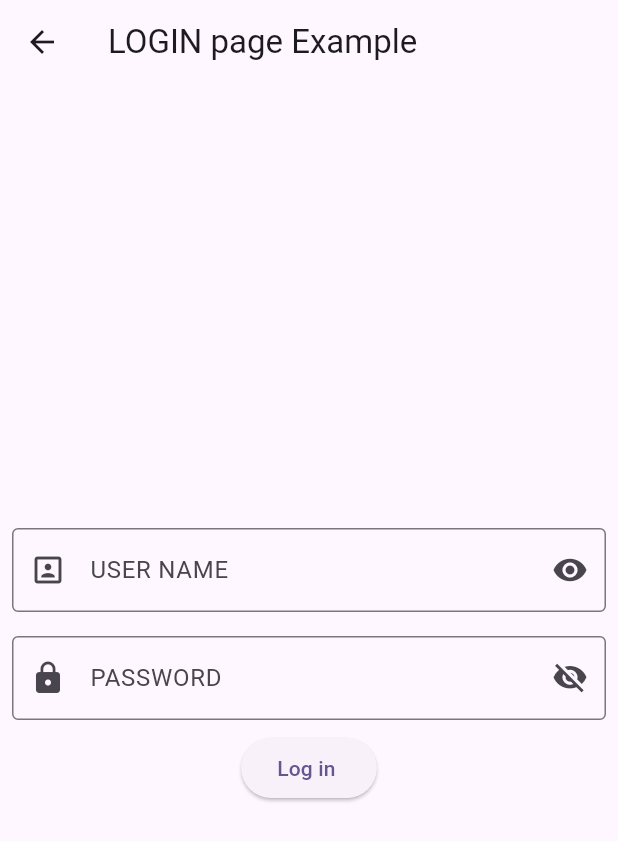
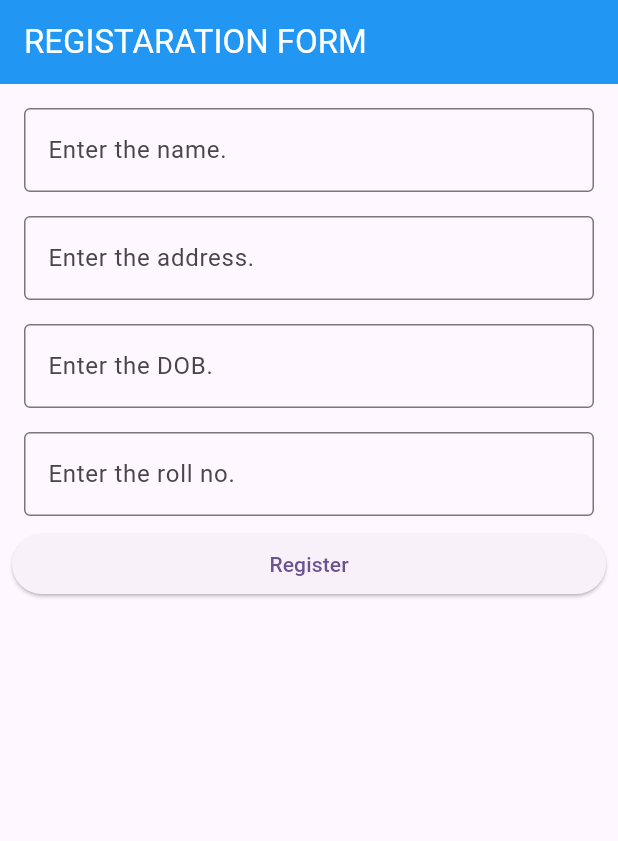
Before and after one commit to Prithvishankarmenon/Project--Flutter-internship, a Flutter app: the screen it shows after launch, on a phone screen of 412 x 824 dp. Shown: the top 841 px of the screen. Run offline on Flutter 3.47's test engine with Material 3 defaults, Android fonts, the phone set to English and light mode, and no system bars; our stand-ins replace shared_preferences.

Commit message:
added forms for integrated backend and frontend

```diff
--- a/Flutter Project/sample_project/lib/main.dart
+++ b/Flutter Project/sample_project/lib/main.dart
@@ -1,6 +1,7 @@
 import 'package:flutter/material.dart';
 
 import 'package:sample_project/login.dart';
+import 'package:sample_project/register.dart';
 import 'package:sample_project/splash_screen.dart';
 import 'package:sample_project/state_change.dart';
 
@@ -38,7 +39,7 @@ class MyApp extends StatelessWidget {
         colorScheme: ColorScheme.fromSeed(seedColor: Colors.deepPurple),
         useMaterial3: true,
       ),
-      home:SplashScreen()
+      home:registert()
     );
   }
 }
--- /dev/null
+++ b/Flutter Project/sample_project/lib/register.dart
@@ -0,0 +1,77 @@
+import 'package:flutter/material.dart';
+import 'package:sample_project/registerformmodalclass.dart';
+
+class registert extends StatefulWidget {
+  const registert({super.key});
+
+  @override
+  State<registert> createState() => _MyWidgetState();
+}
+
+class _MyWidgetState extends State<registert> {
+  final namecmd = TextEditingController();
+  final addresscmd = TextEditingController();
+final dobcmd = TextEditingController();
+  final rollnocmd = TextEditingController();
+
+
+  @override
+  Widget build(BuildContext context) {
+    return  Scaffold(
+      appBar: AppBar(backgroundColor: Colors.blue,
+        title: Text("REGISTARATION FORM",style: TextStyle(color: Colors.white),),
+      ),
+      body: Padding(
+        padding: const EdgeInsets.all(8.0),
+        child: ListView(
+          children: [
+            Padding(
+              padding: const EdgeInsets.all(8.0),
+              child: TextField(
+                controller: namecmd,
+              decoration: InputDecoration(
+                border: OutlineInputBorder(),
+                labelText: "Enter the name.")),
+            )
+              ,
+              Padding(
+                padding: const EdgeInsets.all(8.0),
+                child: TextField(
+                  controller: addresscmd,
+                          decoration: InputDecoration(
+                border: OutlineInputBorder(),
+                labelText: "Enter the address.")),
+              )
+              ,
+              Padding(
+                padding: const EdgeInsets.all(8.0),
+                child: TextField(
+                  controller: dobcmd,
+                          decoration: InputDecoration(
+                border: OutlineInputBorder(),
+                labelText: "Enter the DOB.")),
+              )
+              ,
+              Padding(
+                padding: const EdgeInsets.all(8.0),
+                child: TextField(
+                  controller: rollnocmd,
+                          decoration: InputDecoration(
+                border: OutlineInputBorder(),
+                labelText: "Enter the roll no.")),
+              ),
+              ElevatedButton(onPressed: (){
+                ModelForm student = ModelForm(namecmd.text, addresscmd.text, dobcmd.text, rollnocmd.text);
+                print(student.name);
+                print(student.address);
+                print(student.dob);
+                print(student.roll_no);
+              }, child: Text("Register"))
+          ],
+        ),
+      )
+
+      ,
+    );
+  }
+}
--- /dev/null
+++ b/Flutter Project/sample_project/lib/registerformmodalclass.dart
@@ -0,0 +1,9 @@
+class ModelForm {
+  String name;
+  String address;
+  String dob;
+  String roll_no;
+
+ ModelForm(this.name,this.address,this.dob,this.roll_no);
+
+}
```
